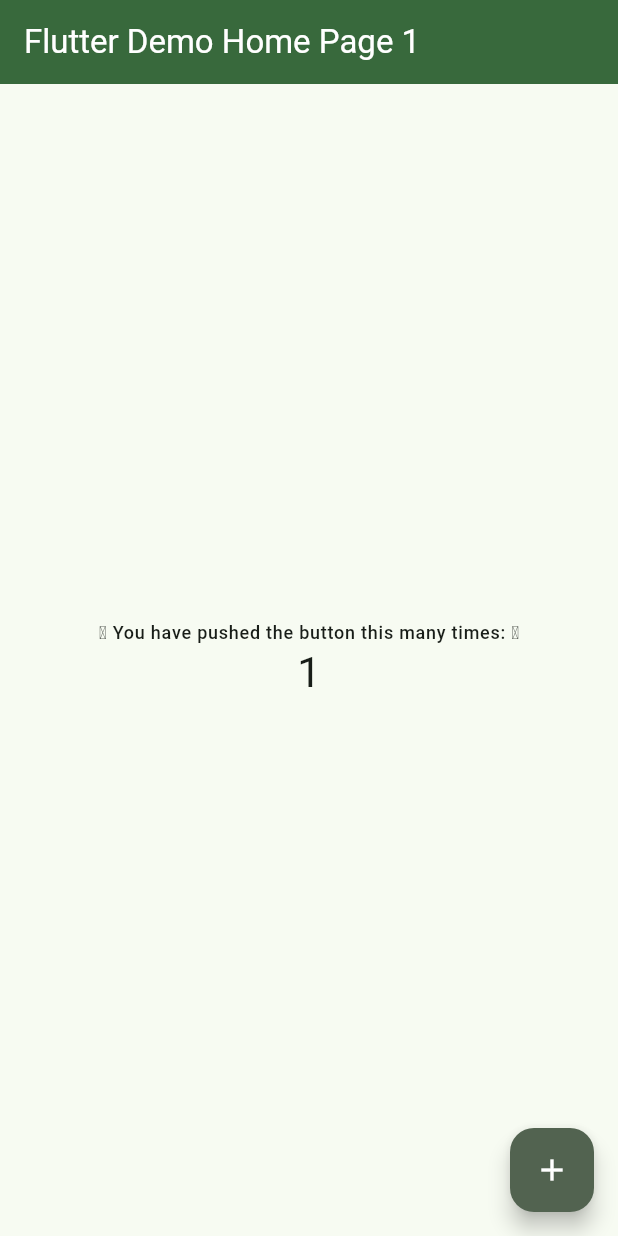
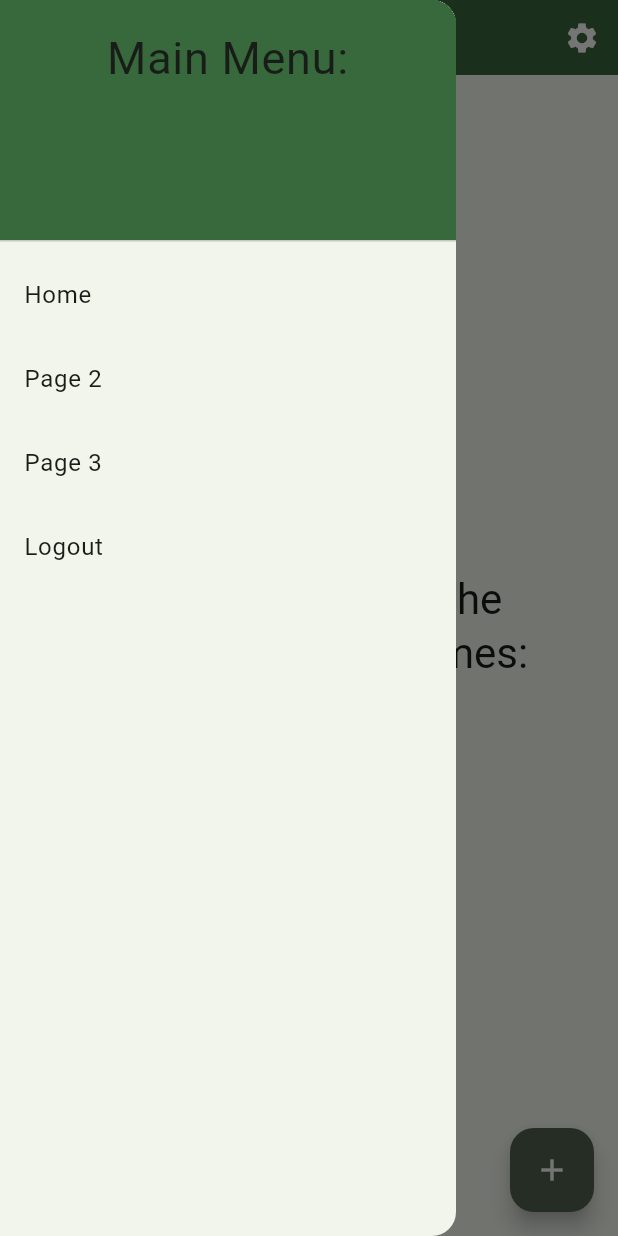
Before and after one commit to DueroBone/my_first_flutter_app, a Flutter app: the screen it shows after launch, with the side drawer open (before the commit the screen has no drawer), on a phone screen of 412 x 824 dp. Run offline on Flutter 3.47's test engine with Material 3 defaults, Android fonts, the phone set to English and light mode, and no system bars.

Commit message:
Refactored page switching

```diff
--- /dev/null
+++ b/lib/Pages/home.dart
@@ -0,0 +1,90 @@
+import 'package:flutter/material.dart';
+import 'package:my_first_flutter_app/Pages/UnknownPage.dart';
+import 'package:my_first_flutter_app/main_page_switcher.dart';
+
+class MyHomePage extends StatefulWidget {
+  const MyHomePage({super.key,});
+
+  // This widget is the home page of your application. It is stateful, meaning
+  // that it has a State object (defined below) that contains fields that affect
+  // how it looks.
+
+  // This class is the configuration for the state. It holds the values (in this
+  // case the title) provided by the parent (in this case the App widget) and
+  // used by the build method of the State. Fields in a Widget subclass are
+  // always marked "final".
+
+
+  @override
+  State<MyHomePage> createState() => _MyHomePageState();
+}
+
+class _MyHomePageState extends State<MyHomePage> {
+  int _counter = 1;
+
+  void _incrementCounter() {
+    setState(() {
+      // must call setState() to update the UI by rebuilding
+      _counter++;
+    });
+  }
+
+  @override
+  Widget build(BuildContext context) {
+    return Scaffold(
+      drawer: hamburger(context),
+      appBar: AppBar(
+        // TRY THIS: Try changing the color here to a specific color (to
+        // Colors.amber, perhaps?) and trigger a hot reload to see the AppBar
+        // change color while the other colors stay the same.
+        backgroundColor: Theme.of(context).colorScheme.primary,
+        foregroundColor: Colors.white,
+        title: const Text('Home'),
+        actions: <Widget>[
+          IconButton(
+            icon: const Icon(Icons.settings),
+            onPressed: () {
+              Navigator.push(context, MaterialPageRoute(builder: (context) => const UnknownPage()));
+            },
+          ),
+        ],
+        toolbarHeight: 50,
+      ),
+      body: Center(
+        // Center is a layout widget. It takes a single child and positions it
+        // in the middle of the parent.
+        child: Column(
+          // Column is also a layout widget. It takes a list of children and
+          // arranges them vertically. By default, it sizes itself to fit its
+          // children horizontally, and tries to be as tall as its parent.
+          //
+          // Column has various properties to control how it sizes itself and
+          // how it positions its children. Here we use mainAxisAlignment to
+          // center the children vertically; the main axis here is the vertical
+          // axis because Columns are vertical (the cross axis would be
+          // horizontal).
+          mainAxisAlignment: MainAxisAlignment.center,
+          children: <Widget>[
+            Text(
+              'You have pushed the\nbutton this many times:',
+              style: Theme.of(context).textTheme.headlineMedium,
+              textAlign: TextAlign.center,
+            ),
+            Text(
+              '$_counter',
+              style: Theme.of(context).textTheme.headlineLarge,
+            ),
+          ],
+        ),
+      ),
+      floatingActionButton: FloatingActionButton(
+        onPressed: _incrementCounter,
+        tooltip: 'Increment',
+        foregroundColor: Theme.of(context).colorScheme.onSecondary,
+        backgroundColor: Theme.of(context).colorScheme.secondary,
+        splashColor: Theme.of(context).colorScheme.tertiary,
+        child: const Icon(Icons.add),
+      ),
+    );
+  }
+}
--- /dev/null
+++ b/lib/Pages/page2.dart
@@ -0,0 +1,15 @@
+import 'package:flutter/material.dart';
+
+class Page2 extends StatelessWidget {
+  @override
+  Widget build(BuildContext context) {
+    return Scaffold(
+      appBar: AppBar(
+        title: Text('Page 2'),
+      ),
+      body: Center(
+        child: Text('Page 2', style: Theme.of(context).textTheme.headlineLarge),
+      ),
+    );
+  }
+}
--- a/lib/main.dart
+++ b/lib/main.dart
@@ -1,4 +1,5 @@
 import 'package:flutter/material.dart';
+import 'package:my_first_flutter_app/Pages/home.dart';
 
 void main() {
   runApp(const MyApp());
@@ -14,96 +15,19 @@ class MyApp extends StatelessWidget {
       title: 'Flutter Demo',
       theme: ThemeData(
         colorScheme: ColorScheme.fromSeed(
-            seedColor: Color.fromARGB(255, 0, 255, 100),
+            seedColor: const Color.fromARGB(255, 0, 255, 100),
             brightness: Brightness.light),
         useMaterial3: true,
       ),
       darkTheme: ThemeData(
         colorScheme: ColorScheme.fromSeed(
-            seedColor: Color.fromARGB(255, 2, 56, 24),
-            background: Color.fromARGB(255, 0, 0, 0),
+            seedColor: Color.fromARGB(255, 0, 200, 255),
+            background: const Color.fromARGB(255, 0, 0, 0),
             brightness: Brightness.dark),
         useMaterial3: true,
       ),
       themeMode: ThemeMode.system,
-      home: const MyHomePage(title: 'Flutter Demo Home Page 1'),
+      home: const MyHomePage(),
     );
   }
 }
-
-class MyHomePage extends StatefulWidget {
-  const MyHomePage({super.key, required this.title});
-
-  // This widget is the home page of your application. It is stateful, meaning
-  // that it has a State object (defined below) that contains fields that affect
-  // how it looks.
-
-  // This class is the configuration for the state. It holds the values (in this
-  // case the title) provided by the parent (in this case the App widget) and
-  // used by the build method of the State. Fields in a Widget subclass are
-  // always marked "final".
-
-  final String title;
-
-  @override
-  State<MyHomePage> createState() => _MyHomePageState();
-}
-
-class _MyHomePageState extends State<MyHomePage> {
-  int _counter = 1;
-
-  void _incrementCounter() {
-    setState(() {
-      // must call setState() to update the UI by rebuilding
-      _counter *= 2;
-    });
-  }
-
-  @override
-  Widget build(BuildContext context) {
-    return Scaffold(
-      appBar: AppBar(
-        // TRY THIS: Try changing the color here to a specific color (to
-        // Colors.amber, perhaps?) and trigger a hot reload to see the AppBar
-        // change color while the other colors stay the same.
-        backgroundColor: Theme.of(context).colorScheme.primary,
-        foregroundColor: Colors.white,
-        title: Text(widget.title),
-      ),
-      body: Center(
-        // Center is a layout widget. It takes a single child and positions it
-        // in the middle of the parent.
-        child: Column(
-          // Column is also a layout widget. It takes a list of children and
-          // arranges them vertically. By default, it sizes itself to fit its
-          // children horizontally, and tries to be as tall as its parent.
-          //
-          // Column has various properties to control how it sizes itself and
-          // how it positions its children. Here we use mainAxisAlignment to
-          // center the children vertically; the main axis here is the vertical
-          // axis because Columns are vertical (the cross axis would be
-          // horizontal).
-          mainAxisAlignment: MainAxisAlignment.center,
-          children: <Widget>[
-            Text(
-              ' You have pushed the button this many times: ',
-              style: Theme.of(context).textTheme.labelMedium,
-              // selectionColor: Theme.of(context).colorScheme.surface,
-            ),
-            Text(
-              '$_counter',
-              style: Theme.of(context).textTheme.headlineMedium,
-            ),
-          ],
-        ),
-      ),
-      floatingActionButton: FloatingActionButton(
-        onPressed: _incrementCounter,
-        tooltip: 'Increment',
-        foregroundColor: Theme.of(context).colorScheme.onSecondary,
-        backgroundColor: Theme.of(context).colorScheme.secondary,
-        child: const Icon(Icons.add),
-      ),
-    );
-  }
-}
--- /dev/null
+++ b/lib/main_page_switcher.dart
@@ -0,0 +1,60 @@
+import 'package:flutter/material.dart';
+import 'package:my_first_flutter_app/Pages/UnknownPage.dart';
+import 'package:my_first_flutter_app/Pages/page2.dart';
+
+import 'Pages/home.dart';
+
+Widget hamburger(BuildContext context) {
+  return Drawer(
+    child: ListView(
+      padding: EdgeInsets.zero,
+      children: <Widget>[
+        DrawerHeader(
+          decoration: BoxDecoration(
+            color: Theme.of(context).colorScheme.primary,
+          ),
+          child: const Text(
+            'Main Menu:',
+            style: TextStyle(fontSize: 30),
+            textAlign: TextAlign.center,
+          ),
+        ),
+        ListTile(
+          title: const Text('Home'),
+          onTap: () {
+            // Navigator.pop(context);
+            Navigator.push(
+              context,
+              MaterialPageRoute(builder: (context) => const MyHomePage()),
+            );
+          },
+        ),
+        ListTile(
+          title: const Text('Page 2'),
+          onTap: () {
+            Navigator.pop(context);
+            Navigator.push(
+                context, MaterialPageRoute(builder: (context) => Page2()));
+          },
+        ),
+        ListTile(
+          title: const Text('Page 3'),
+          onTap: () {
+            Navigator.pop(context);
+            Navigator.push(context,
+                MaterialPageRoute(builder: (context) => const UnknownPage()));
+          },
+        ),
+        // add a logout button at the bottom
+        ListTile(
+          title: const Text('Logout'),
+          onTap: () {
+            Navigator.pop(context);
+            Navigator.push(context,
+                MaterialPageRoute(builder: (context) => const UnknownPage()));
+          },
+        ),
+      ],
+    ),
+  );
+}
```
Also changed, not shown: lib/Pages/UnknownPage.dart (added, +30 -0 lines).
